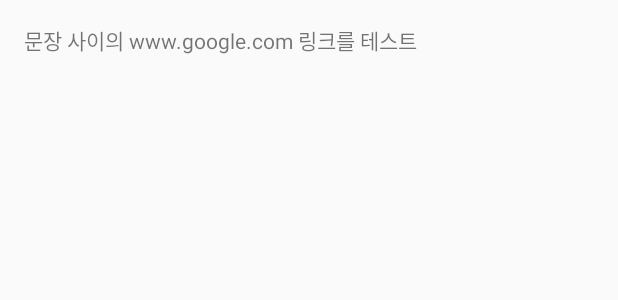
After one commit to rlaejdwls/portfolio, an Android app: the layout activity_library.xml on its own in the app's theme, with its tools: preview values and no code run, on a phone screen of 412 x 824 dp. The commit adds this screen. Shown: the top 300 px of the screen. Run offline under Robolectric (Android 15) with nearby library versions, the phone set to English and light mode, and no system bars.

Commit message:
Portfolio Update

```diff
--- /dev/null
+++ b/AppBaseProject/app/src/main/res/layout/activity_library.xml
@@ -0,0 +1,16 @@
+<?xml version="1.0" encoding="utf-8"?>
+<LinearLayout
+    xmlns:android="http://schemas.android.com/apk/res/android"
+    android:layout_width="match_parent"
+    android:layout_height="match_parent"
+    android:orientation="vertical"
+    android:paddingBottom="@dimen/activity_vertical_margin"
+    android:paddingLeft="@dimen/activity_horizontal_margin"
+    android:paddingRight="@dimen/activity_horizontal_margin"
+    android:paddingTop="@dimen/activity_vertical_margin">
+    <TextView
+        android:id="@+id/txt_link"
+        android:layout_width="wrap_content"
+        android:layout_height="wrap_content"
+        android:text="문장 사이의 www.google.com 링크를 테스트"/>
+</LinearLayout>
```
Also changed, not shown: AppBaseProject/app/src/main/AndroidManifest.xml (+23 -12 lines), AppBaseProject/app/src/main/java/com/example/coresample/activities/LibraryActivity.java (added, +90 -0 lines), AppBaseProject/app/src/main/java/com/example/coresample/activities/SplashActivity.java (+6 -1 lines), AppBaseProject/app/src/main/java/com/example/coresample/provider/WebBrowserProvider.java (added, +39 -0 lines), AppBaseProject/app/src/main/res/layout/activity_splash.xml (+8 -0 lines).
